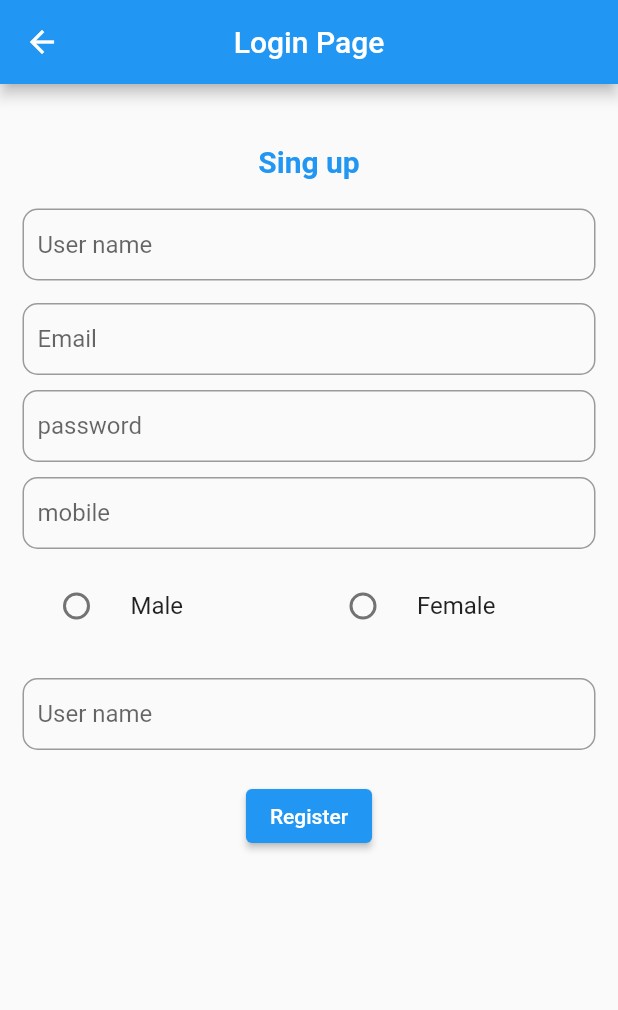
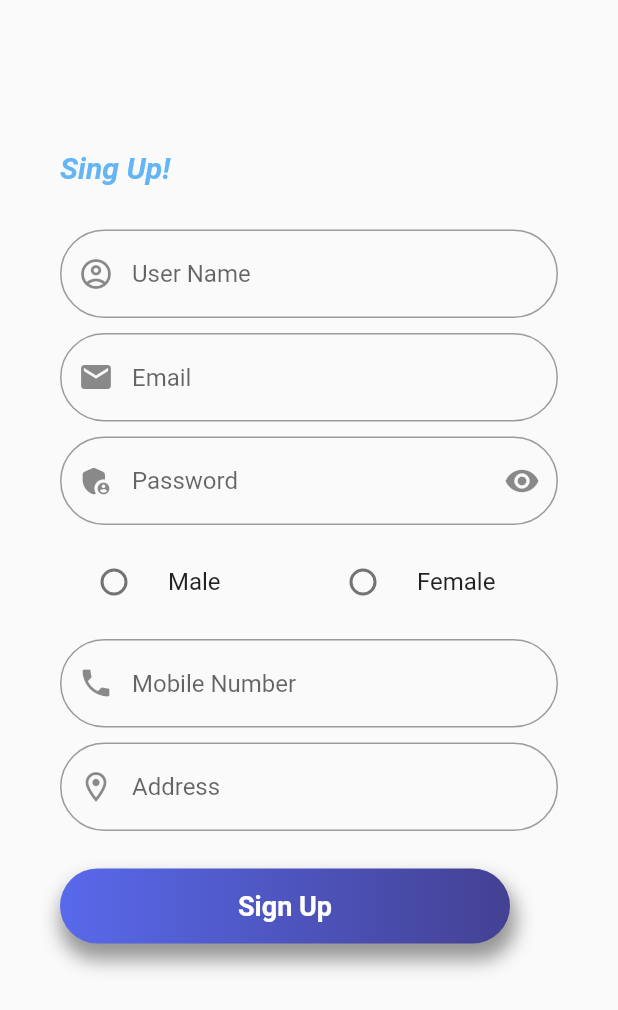
Before and after one commit to vivekhirani4/e-commerce-app, a Flutter app: the Login screen opened directly, after a tap on "don't have an acount", on a phone screen of 412 x 824 dp. Shown: the top 1010 px of the screen. Run offline on Flutter 3.47's test engine with Material 2 defaults, Android fonts, the phone set to English and light mode, and no system bars; our stand-ins replace shared_preferences, simple_gradient_text; accounts and stored records are empty; network calls fail; Roboto replaces fonts that are missing (Netflix).

Commit message:
v1
Edit some files

```diff
--- a/my_first_app/lib/login.dart
+++ b/my_first_app/lib/login.dart
@@ -1,7 +1,7 @@
 import "package:flutter/material.dart";
 import 'package:http/http.dart' as http;
 import 'package:my_first_app/catagory.dart';
-import 'package:my_first_app/singup.dart';
+import 'package:my_first_app/registration.dart';
 import 'package:shared_preferences/shared_preferences.dart';
 import 'package:simple_gradient_text/simple_gradient_text.dart';
 import 'dart:convert';
@@ -135,7 +135,7 @@ class _LoginState extends State<Login> {
                 onPressed: () {
                   Navigator.push(
                     context,
-                    MaterialPageRoute(builder: (context) =>  RegistrationPage(),
+                    MaterialPageRoute(builder: (context) =>  Registration(),
                     )
                   );
                 },
--- a/my_first_app/lib/main.dart
+++ b/my_first_app/lib/main.dart
@@ -3,7 +3,6 @@ import 'package:my_first_app/catagory.dart';
 import 'package:my_first_app/catagory_list.dart';
 import 'package:my_first_app/login.dart';
 import 'package:my_first_app/registration.dart';
-import 'package:my_first_app/singup.dart';
 import 'package:my_first_app/splash_screen.dart';
 
 
--- a/my_first_app/lib/registration.dart
+++ b/my_first_app/lib/registration.dart
@@ -3,7 +3,6 @@ import 'dart:convert';
 import 'package:http/http.dart' as http;
 import 'package:flutter/material.dart';
 import 'package:my_first_app/catagory.dart';
-
 
 class Registration extends StatefulWidget {
   const Registration({super.key});
@@ -13,7 +12,6 @@ class Registration extends StatefulWidget {
 }
 
 class _RegistrationState extends State<Registration> {
-
   var data;
 
   TextEditingController username = TextEditingController();
@@ -27,43 +25,50 @@ class _RegistrationState extends State<Registration> {
   @override
   Widget build(BuildContext context) {
     return Scaffold(
-      appBar: AppBar(
-        title: Text("Registration"),
-      ),
-      body: SingleChildScrollView(
+      body: Container(
+        height: double.infinity,
+        child: SingleChildScrollView(
+          physics: AlwaysScrollableScrollPhysics(),
+
           child: Center(
             child: Padding(
-            padding: EdgeInsets.all(40),
+              padding: EdgeInsets.symmetric(horizontal: 40.0, vertical: 100.0),
               child: Column(
+                crossAxisAlignment: CrossAxisAlignment.start,
                 children: [
-                SizedBox(height: 30,),
-
+                  Text(
+                    'Sing Up!',
+                    style:TextStyle(
+                        color: Colors.blue[300],
+                        fontSize: 20,
+                        fontStyle: FontStyle.italic,
+                        fontWeight: FontWeight.bold),
+                  ),
+                  SizedBox(
+                    height: 30,
+                  ),
                   TextField(
                     controller: username,
                     decoration: InputDecoration(
                         prefixIcon: Icon(Icons.account_circle_outlined),
                         hintText: 'User Name',
                         border: OutlineInputBorder(
-                      borderRadius: BorderRadius.circular(50)
-                    )
+                            borderRadius: BorderRadius.circular(50))),
                   ),
+                  SizedBox(
+                    height: 10,
                   ),
-
-                SizedBox(height: 10,),
-
                   TextField(
                     controller: email,
                     decoration: InputDecoration(
                         prefixIcon: Icon(Icons.mail),
                         hintText: 'Email',
                         border: OutlineInputBorder(
-                      borderRadius: BorderRadius.circular(50)
-                    )
+                            borderRadius: BorderRadius.circular(50))),
                   ),
+                  SizedBox(
+                    height: 10,
                   ),
-
-                SizedBox(height: 10,),
-
                   TextField(
                     controller: password,
                     obscureText: true,
@@ -71,18 +76,13 @@ class _RegistrationState extends State<Registration> {
                         prefixIcon: Icon(Icons.admin_panel_settings_rounded),
                         hintText: 'Password',
                         suffixIcon: IconButton(
-                      onPressed: () {
-
-                      },
-                      icon: Icon(Icons.remove_red_eye)),
+                            onPressed: () {}, icon: Icon(Icons.remove_red_eye)),
                         border: OutlineInputBorder(
-                      borderRadius: BorderRadius.circular(50)
-                    )
+                            borderRadius: BorderRadius.circular(50))),
                   ),
+                  const SizedBox(
+                    height: 10,
                   ),
-
-                  const SizedBox(height: 10,),
-
                   Row(
                     children: [
                       Expanded(
@@ -90,15 +90,12 @@ class _RegistrationState extends State<Registration> {
                             title: Text("Male"),
                             value: "male",
                             groupValue: gender,
-                        onChanged: (value){
+                            onChanged: (value) {
                               setState(() {
                                 gender = value.toString();
-                          }
-                          );
-                        }
+                              });
+                            }),
                       ),
-                    ),
-
                       Expanded(
                           child: RadioListTile(
                         title: Text("Female"),
@@ -107,46 +104,85 @@ class _RegistrationState extends State<Registration> {
                         onChanged: (value) {
                           setState(() {
                             gender = value.toString();
-                          }
-                        );
+                          });
                         },
-                      )
-                    )
+                      ))
                     ],
                   ),
-
-                SizedBox(height: 10,),
-
+                  SizedBox(
+                    height: 10,
+                  ),
                   TextField(
                     controller: mobile,
                     decoration: InputDecoration(
                         prefixIcon: Icon(Icons.phone),
                         hintText: 'Mobile Number',
                         border: OutlineInputBorder(
-                      borderRadius: BorderRadius.circular(50)
-                    )
+                            borderRadius: BorderRadius.circular(50))),
                   ),
+                  SizedBox(
+                    height: 10,
                   ),
-
-                SizedBox(height: 10,),
-
                   TextField(
                     controller: address,
                     decoration: InputDecoration(
                         prefixIcon: Icon(Icons.location_on_outlined),
                         hintText: 'Address',
                         border: OutlineInputBorder(
-                      borderRadius: BorderRadius.circular(50)
+                            borderRadius: BorderRadius.circular(50))),
+                  ),
+                  SizedBox(
+                    height: 25,
+                  ),
+                   Container(
+                      height: 50,
+                      width: 300,
+                      decoration: BoxDecoration(
+                          gradient: LinearGradient(
+                            colors: [
+                              Color.fromARGB(255, 88, 105, 235),
+                              Color.fromARGB(255, 68, 65, 147),
+                            ],
+                            begin: Alignment.centerLeft,
+                            end: Alignment.centerRight,
+                          ),
+                          borderRadius: const BorderRadius.all(
+                            Radius.circular(25.0),
+                          ),
+                          boxShadow: [
+                            BoxShadow(
+                              color: Colors.black.withOpacity(0.4),
+                              spreadRadius: 2,
+                              blurRadius: 10,
+                              offset: Offset(2 , 9),
                             )
+                          ]),
+                      child: Center(
+                        child: GestureDetector(
+                          onTap: () {
+                            Navigator.push(
+                              context,
+                              MaterialPageRoute(
+                                builder: (context) => Catogory(),
+                              ),
+                            );
+                          },
+                          child: const Text(
+                            'Sign Up',
+                            textAlign: TextAlign.left,
+                            style: TextStyle(
+                              fontFamily: "Netflix",
+                              fontWeight: FontWeight.w600,
+                              fontSize: 18,
+                              letterSpacing: 0.0,
+                              color: Colors.white,
                             ),
                           ),
-                SizedBox(height: 15,),
-                ElevatedButton(
-                  onPressed: () {
-                    _signup();
-                  },
-                   child: Text('Sign up'))
+                        ),
+                      ),
+                    ),
                 ],
+              ),
             ),
           ),
         ),
@@ -154,26 +190,28 @@ class _RegistrationState extends State<Registration> {
     );
   }
 
-  void _signup() async{
-    var url = Uri.https('akashsir.in','/myapi/ecom1/api/api-signup.php');
-    var response = await http.post(url , body:
-    {'user_name' : username.text , 'user_email' : email.text,
-    'user_password' : password.text , 'user_gender' : gender,
-    'user_mobile': mobile.text, 'user_address' : address.text});
+  void _signup() async {
+    var url = Uri.https('akashsir.in', '/myapi/ecom1/api/api-signup.php');
+    var response = await http.post(url, body: {
+      'user_name': username.text,
+      'user_email': email.text,
+      'user_password': password.text,
+      'user_gender': gender,
+      'user_mobile': mobile.text,
+      'user_address': address.text
+    });
     print('response code : ${response.statusCode}');
     print('response body : ${response.body}');
 
-
-    Map<String , dynamic> mymap = json.decode(response.body);
+    Map<String, dynamic> mymap = json.decode(response.body);
     int flag = mymap['flag'];
 
-    if(flag == 1){
-      Navigator.push(
+    if (flag == 1) {
+      Navigator.pushReplacement(
           context,
-        MaterialPageRoute(builder: (context) => Catogory(),)
-        );
+          MaterialPageRoute(
+            builder: (context) => Catogory(),
+          ));
     }
-
   }
-
 }
--- a/my_first_app/lib/singup.dart
+++ /dev/null
@@ -1,181 +0,0 @@
-import 'package:flutter/material.dart';
-
-import 'package:http/http.dart' as http;
-
-
-class RegistrationPage extends StatefulWidget {
-  const RegistrationPage({super.key});
-
-  @override
-  State<RegistrationPage> createState() => _RegistrationPageState();
-}
-
-class _RegistrationPageState extends State<RegistrationPage> {
-
-  TextEditingController username = TextEditingController();
-  TextEditingController email = TextEditingController();
-  TextEditingController password = TextEditingController();
-  TextEditingController mobile = TextEditingController();
-  TextEditingController address = TextEditingController();
-
-
-
-  String? gender;
-
-  @override
-  Widget build(BuildContext context) {
-
-    return Scaffold(
-      appBar: AppBar(
-        title: const Text("Login Page"),
-        centerTitle: true,
-      ),
-      body: SingleChildScrollView(
-        child: Padding(
-        padding: const EdgeInsets.all(15),
-          child: Center(
-            child: Column(
-              children: [
-                Container(
-                  margin: const EdgeInsets.only(top: 25),
-                  child:const Text("Sing up",
-                  style: TextStyle(
-                    fontSize: 20,
-                    fontWeight: FontWeight.bold,
-                    color: Colors.blue
-                    ),
-                  ),
-                ),
-
-                const SizedBox(height: 20,),
-                    Flexible(
-                      child:TextField(
-                        controller: username,
-                        decoration: InputDecoration(
-                          hintText: "User name",
-                          contentPadding: const EdgeInsets.all(10),
-                          border: OutlineInputBorder(
-                            borderRadius: BorderRadius.circular(10)
-                          )
-                        ),
-                      )
-                    ),
-
-                const SizedBox(height: 15,),
-
-                TextField(
-                  controller: email,
-                  decoration: InputDecoration(
-                  hintText: "Email",
-                  contentPadding: const EdgeInsets.all(10),
-                    border: OutlineInputBorder(
-                      borderRadius: BorderRadius.circular(10)
-                    )
-                  ),
-                ),
-
-                const SizedBox(height: 10,),
-
-                TextField(
-                 controller: password,
-                  decoration: InputDecoration(
-                  hintText: "password",
-                  contentPadding: const EdgeInsets.all(10),
-                    border: OutlineInputBorder(
-                      borderRadius: BorderRadius.circular(10)
-                    )
-                  ),
-                ),
-
-                const SizedBox(height: 10,),
-
-                TextField(
-                 controller: mobile,
-                  decoration: InputDecoration(
-                  hintText: "mobile",
-                  contentPadding: const EdgeInsets.all(10),
-                    border: OutlineInputBorder(
-                      borderRadius: BorderRadius.circular(10)
-                    )
-                  ),
-                ),
-
-                const SizedBox(height: 10,),
-
-                Row(
-                  children: [
-                    Expanded(
-                      child: RadioListTile(
-                        title: Text("Male"),
-                        value: "male",
-                        groupValue: gender,
-                        onChanged: (value){
-                          setState(() {
-                            gender = value.toString();
-                          }
-                          );
-                        }
-                      ),
-                    ),
-
-                    Expanded(
-                      child: RadioListTile(
-                        title: Text("Female"),
-                        value: "female",
-                        groupValue: gender,
-                        onChanged: (value) {
-                          setState(() {
-                            gender = value.toString();
-                          }
-                        );
-                        },
-                      )
-                    )
-                  ],
-                ),
-
-                const SizedBox(height: 10,),
-
-                const SizedBox(height: 10,),
-
-                TextField(
-                  controller: address,
-                   decoration: InputDecoration(
-                      hintText: "User name",
-                      contentPadding: const EdgeInsets.all(10),
-                      border: OutlineInputBorder(
-                      borderRadius: BorderRadius.circular(10)
-                      )
-                    ),
-                ),
-
-                const SizedBox(height: 20,),
-
-
-                ElevatedButton(
-                  onPressed: () {
-                    _savedetails();
-                  },
-                  child: const Text("Register")
-                ),
-              ],
-            ),
-          ),
-        ),
-      )
-    );
-  }
-
-   void _savedetails () async{
-
-    var url = Uri.https('akashsir.in','/myapi/ecom1/api/api-signup.php');
-    var response = await http.post(url , body:
-    {'user_name' : username.text , 'user_email' : email.text,
-    'user_password' : password.text , 'user_gender' : gender,
-    'user_mobile': mobile.text, 'user_address' : address.text});
-    print('response code : ${response.statusCode}');
-    print('response body : ${response.body}');
-
-
-  }
-}
--- a/my_first_app/lib/welcome_page.dart
+++ b/my_first_app/lib/welcome_page.dart
@@ -14,7 +14,8 @@ class _WelcomeScreenState extends State<WelcomeScreen> {
   @override
   Widget build(BuildContext context) {
     return Scaffold(
-      body: SafeArea(
+      body: SingleChildScrollView(
+        child: SafeArea(
           child: Container(
             width: double.infinity,
             height: MediaQuery.of(context).size.height,
@@ -175,9 +176,9 @@ class _WelcomeScreenState extends State<WelcomeScreen> {
                     )
                   ],
                 ),
-
                 // Image.asset('assets/welcome.png')
               ],
+            ),
           ),
         ),
       ),
--- a/my_first_app/pubspec.yaml
+++ b/my_first_app/pubspec.yaml
@@ -40,6 +40,7 @@ dependencies:
   shared_preferences: ^2.0.15
   intl: ^0.17.0
   simple_gradient_text: ^1.2.4
+  google_fonts: ^3.0.1
 
 dev_dependencies:
   flutter_test:
@@ -61,8 +62,7 @@ flutter:
 
   # To add assets to your application, add an assets section, like this:
   assets:
-    - assets/welcome.png
-    - assets/15.jpg
+    - assets/
   #   - images/a_dot_ham.jpeg
 
   # An image asset can refer to one or more resolution-specific "variants", see
```
Also changed, not shown: my_first_app/pubspec.lock, 1 other file. Lines whose indentation alone changed are shown as unchanged.
